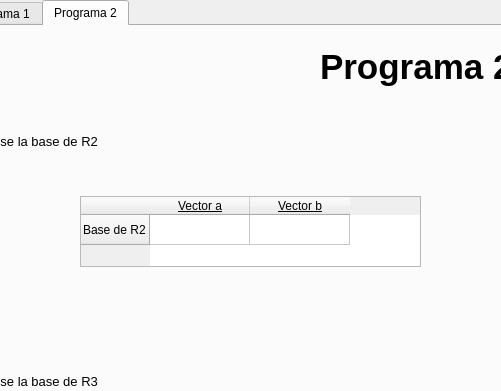
Qt form ProgramaConUI/InterfazMenu.ui (bryanjimenezchacon/Progra2Algebra) before a commit; both pictures show x 102 to 603 and y 0 to 391 of the 1063 by 711 pixel window.
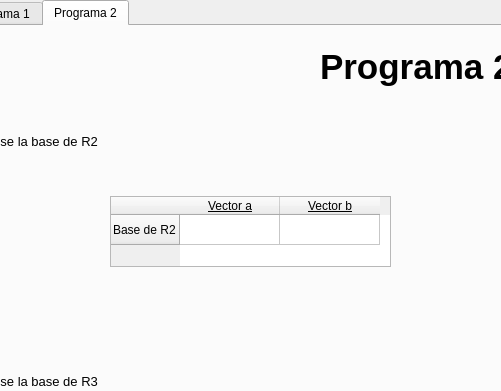
The same form after that commit.

Commit message: Inicio programa 2 con UI

What changed in the file:
```diff
--- a/ProgramaConUI/InterfazMenu.ui
+++ b/ProgramaConUI/InterfazMenu.ui
@@ -453,9 +453,9 @@
      <widget class="QTableWidget" name="tableWidgetBaseR2P2">
       <property name="geometry">
        <rect>
-        <x>180</x>
+        <x>210</x>
         <y>170</y>
-        <width>341</width>
+        <width>281</width>
         <height>71</height>
        </rect>
       </property>
@@ -493,6 +493,19 @@
         <set>AlignCenter</set>
        </property>
       </column>
+      <item row="0" column="0">
+       <property name="text">
+        <string/>
+       </property>
+       <property name="textAlignment">
+        <set>AlignCenter</set>
+       </property>
+      </item>
+      <item row="0" column="1">
+       <property name="textAlignment">
+        <set>AlignCenter</set>
+       </property>
+      </item>
      </widget>
      <widget class="QLabel" name="nombreCantidadCarreteras_3">
       <property name="geometry">
```
The commit also changes 1 other file.
